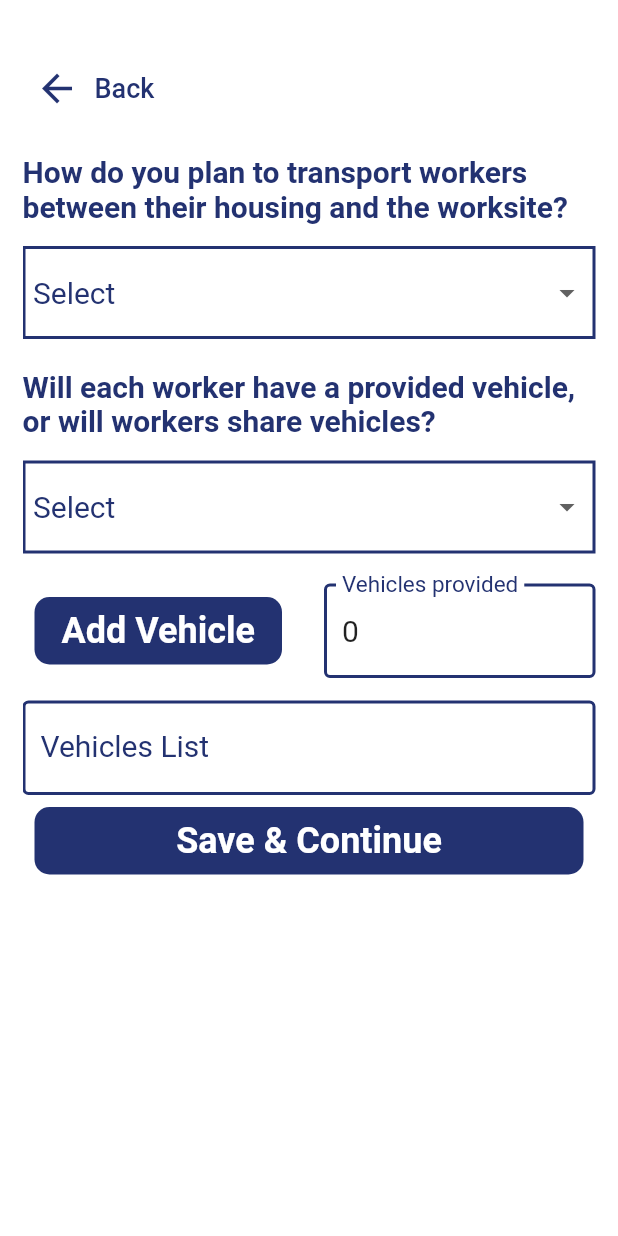
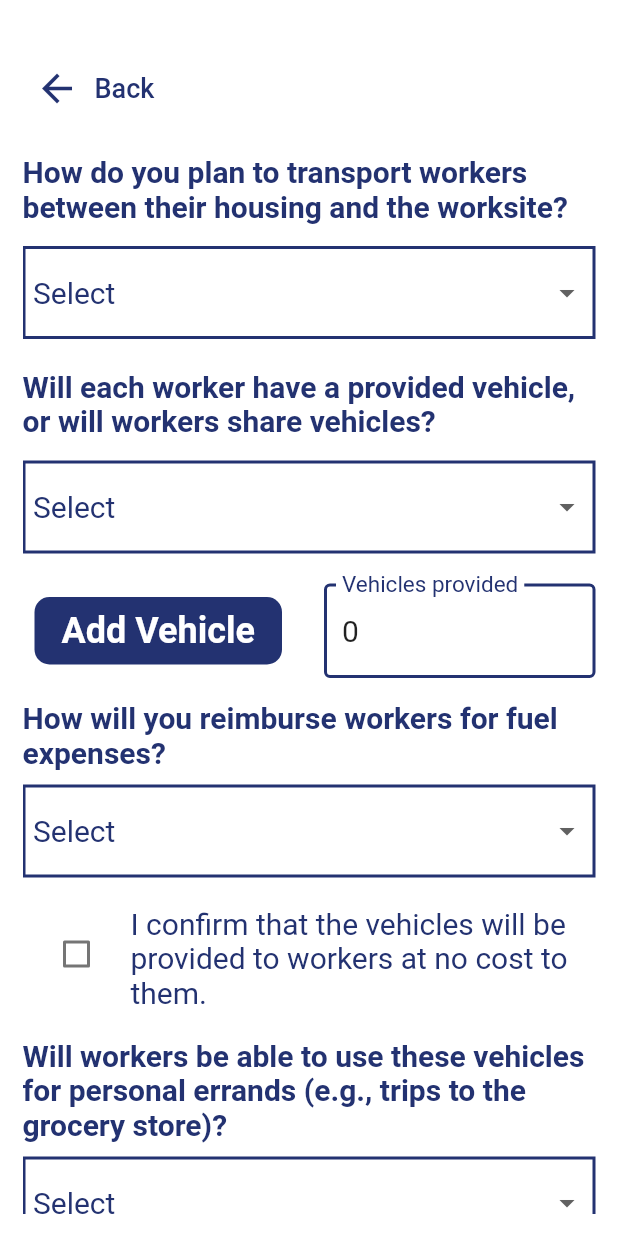
Before and after one commit to AlexTarian/usafl, a Flutter app: the ApplicationViewer screen opened directly, after a tap on "Transportation", on a phone screen of 412 x 824 dp. Run offline on Flutter 3.47's test engine with Material 2 defaults, Android fonts, the phone set to English and light mode, and no system bars; our stand-ins replace rflutter_alert, shared_preferences, sqflite; accounts and stored records are empty.

```diff
--- a/lib/views/application_viewer_screen.dart
+++ b/lib/views/application_viewer_screen.dart
@@ -158,9 +158,9 @@ class _ApplicationViewerState extends State<ApplicationViewer> {
   TextEditingController  separateVehicles = TextEditingController(text: 'Select');
   TextEditingController  vehiclesProvided = TextEditingController(text: '0');
   TextEditingController  vehicleList = TextEditingController();
-  TextEditingController  fuelExpenseHandling = TextEditingController();
+  TextEditingController  fuelExpenseHandling = TextEditingController(text: 'Select');
   TextEditingController  vehicleProvisionConfirmation = TextEditingController();
-  TextEditingController  provVehicleForErrands = TextEditingController();
+  TextEditingController  provVehicleForErrands = TextEditingController(text: 'Select');
   TextEditingController  pickupTime = TextEditingController();
   TextEditingController  pickupLocation = TextEditingController();
   TextEditingController  pickupCustomLocation = TextEditingController();
--- a/lib/views/job_transportation_form.dart
+++ b/lib/views/job_transportation_form.dart
@@ -63,6 +63,14 @@ class ApplicationTransportInfo extends StatefulWidget {
 
 class _ApplicationTransportInfoState extends State<ApplicationTransportInfo> {
   List<ProvidedVehicle> vehicleList = [];
+  bool confirm1 = false;
+  List<String> methods = [
+    'Select',
+    'Provide workers with vehicles and let them drive themselves.',
+    'Transport workers by bus, truck, etc.',
+    'Not Applicable. Housing is within walking distance of the worksite.',
+  ];
+  String transMethod = '';
 
   double countCompleted() {
     int sum = (widget.transpOption.text != '' ? 1 : 0) +
@@ -142,14 +150,10 @@ class _ApplicationTransportInfoState extends State<ApplicationTransportInfo> {
                     onChanged: (String? newValue) {
                       setState(() {
                         widget.transpOption.text = newValue!;
+
                       });
                     },
-                    items: [
-                      'Select',
-                      'Provide workers with vehicles and let them drive themselves.',
-                      'Transport workers by bus, truck, etc.',
-                      'Not Applicable. Housing is within walking distance of the worksite.',
-                    ]
+                    items: methods
                         .map<DropdownMenuItem<String>>((String value) {
                       return DropdownMenuItem<String>(
                         value: value,
@@ -267,11 +271,113 @@ class _ApplicationTransportInfoState extends State<ApplicationTransportInfo> {
                   ],
                 ),
                 const SizedBox(height: 15.0),
-                ApplicationTextField(
-                  label: 'Vehicles List',
-                  controller: widget.vehicleList,
-                  readOnly: true,
+                Text(
+                  'How will you reimburse workers for fuel expenses?',
+                  style: TextStyle(
+                    color: Theme.of(context).primaryColor,
+                    fontSize: 20.0,
+                    fontWeight: FontWeight.w700),
                 ),
+                const SizedBox(height: 10.0),
+                Container(
+                  padding: const EdgeInsets.all(5.0),
+                  decoration: BoxDecoration(
+                    border: Border.all(
+                        width: 2, color: Theme.of(context).primaryColor),
+                  ),
+                  child: DropdownButton<String>(
+                    isExpanded: true,
+                    value: widget.fuelExpenseHandling.text,
+                    elevation: 16,
+                    style: TextStyle(
+                        fontSize: 20.0,
+                        color: Theme.of(context).primaryColor),
+                    underline: Container(
+                      width: double.infinity,
+                      height: 2,
+                      color: Colors.transparent,
+                    ),
+                    onChanged: (String? newValue) {
+                      setState(() {
+                        widget.fuelExpenseHandling.text = newValue!;
+                      });
+                    },
+                    items: [
+                      'Select',
+                      'I will reimburse workers for such expenses once they provide receipts.',
+                      'I will give workers a card to pay for such expenses.',
+                      'I will give workers fuel from a tank located at headquarters.',
+                    ]
+                        .map<DropdownMenuItem<String>>((String value) {
+                      return DropdownMenuItem<String>(
+                        value: value,
+                        child: Text(value),
+                      );
+                    }).toList(),
+                  ),
+                ),
+                const SizedBox(height: 15.0),
+                CheckboxListTile(
+                  title: Text('I confirm that the vehicles will be provided to workers at no cost to them.',
+                    style: TextStyle(color: Theme.of(context).primaryColor, fontSize: 20.0,),
+                  ),
+                    value: confirm1,
+                    controlAffinity: ListTileControlAffinity.leading,
+                    onChanged: (value) {
+                      setState(() {
+                        widget.confirmOne.text = value.toString();
+                        confirm1 = value!;
+                      });
+                    },
+                ),
+                const SizedBox(height: 15.0),
+                Text(
+                  'Will workers be able to use these vehicles for personal errands (e.g., trips to the grocery store)?',
+                  style: TextStyle(
+                      color: Theme.of(context).primaryColor,
+                      fontSize: 20.0,
+                      fontWeight: FontWeight.w700),
+                ),
+                const SizedBox(height: 10.0),
+                Container(
+                  padding: const EdgeInsets.all(5.0),
+                  decoration: BoxDecoration(
+                    border: Border.all(
+                        width: 2, color: Theme.of(context).primaryColor),
+                  ),
+                  child: DropdownButton<String>(
+                    isExpanded: true,
+                    value: widget.provVehicleForErrands.text,
+                    elevation: 16,
+                    style: TextStyle(
+                        fontSize: 20.0,
+                        color: Theme.of(context).primaryColor),
+                    underline: Container(
+                      width: double.infinity,
+                      height: 2,
+                      color: Colors.transparent,
+                    ),
+                    onChanged: (String? newValue) {
+                      setState(() {
+                        widget.provVehicleForErrands.text = newValue!;
+                      });
+                    },
+                    items: [
+                      'Select',
+                      'Yes',
+                      'No',
+                    ]
+                        .map<DropdownMenuItem<String>>((String value) {
+                      return DropdownMenuItem<String>(
+                        value: value,
+                        child: Text(value),
+                      );
+                    }).toList(),
+                  ),
+                ),
+                const SizedBox(height: 15.0),
+
+
                 TextButton(
                   child: Container(
                     width: double.infinity,
```
